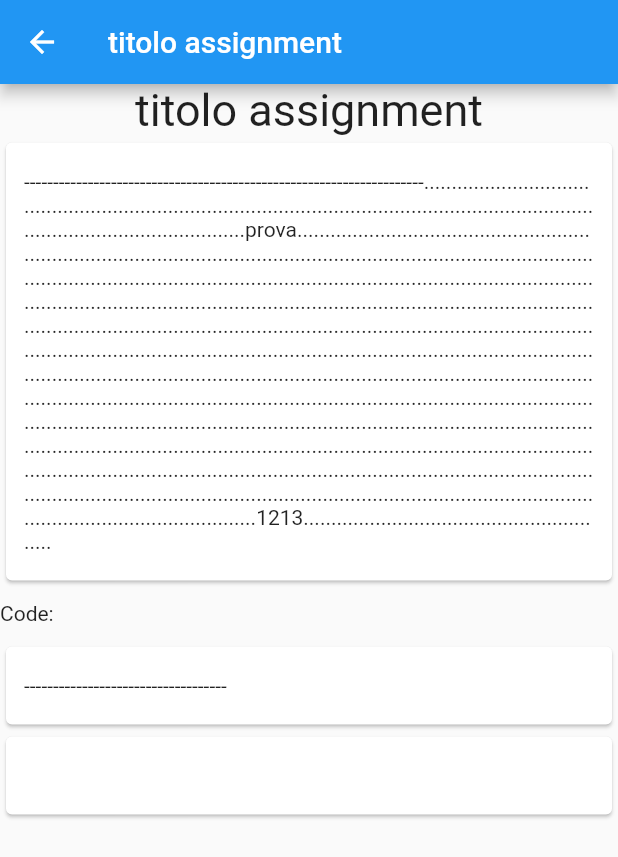
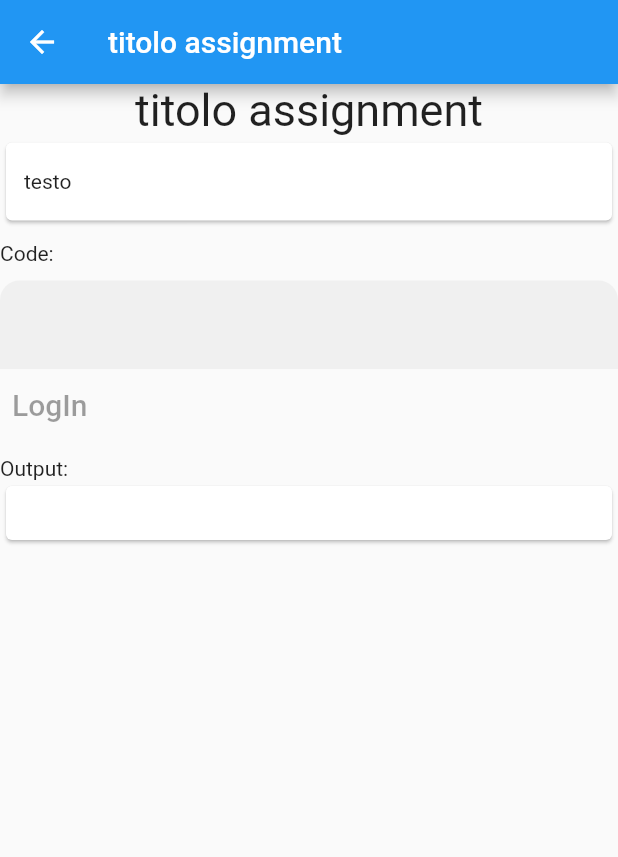
Before and after one commit to BrunoFrancesco97/Software_Architectures, a Flutter app: the AssignmentScreen screen opened directly, on a phone screen of 412 x 824 dp. Shown: the top 857 px of the screen. Run offline on Flutter 3.47's test engine with Material 2 defaults, Android fonts, the phone set to English and light mode, and no system bars; our stand-ins replace url_strategy; missing offline and left inert: adaptive_navigation, path_to_regexp, window_size.

Commit message:
Commit assigment-details textinput

```diff
--- a/Task 3/app/lib/src/screens/assignment_details.dart
+++ b/Task 3/app/lib/src/screens/assignment_details.dart
@@ -52,35 +52,7 @@ class _AssignmentScreenState extends State<AssignmentScreen> {
                               //child: BookDetailsScreen(
                                 //book: selectedBook,
                               child: Text(
-                                "-----------------------------------"
-                                    "----------------------------------"
-                                    "....................................................."
-                                    "...................................................."
-                                    "......................................................."
-                                    ".............prova............................"
-                                    "..................................."
-                                    "....................................................."
-                                    ".......................................................................""....................................................."
-                                    "...................................................."
-                                    "......................................................."
-                                    "..............................................."
-                                    "..................................."
-                                    "....................................................."
-                                    "......................................................................."
-                                    "....................................................."
-                                    "...................................................."
-                                    "......................................................."
-                                    "..............................................."
-                                    "..................................."
-                                    "....................................................."
-                                    "......................................................................."
-                                    "....................................................."
-                                    "...................................................."
-                                    "......................................................."
-                                    "..............................................."
-                                    "..................................."
-                                    "....................................................."
-                                    "..............1213........................................................."
+                                "testo"
                               )
                             //),
                           ),
@@ -95,20 +67,67 @@ class _AssignmentScreenState extends State<AssignmentScreen> {
                         ),
                       ),
                       SizedBox(height: 10),
-                    Center(
-                    child: SizedBox(
+                      Center(
+                        child: SizedBox(
+                            width: 800.0,
+                          child: TextField(
+                            keyboardType: TextInputType.multiline,
+                            maxLines: null,
+                            decoration: InputDecoration(
+                                filled: true,
+                                //fillColor: Colors.grey,
+                                border: OutlineInputBorder(
+                                  borderSide: BorderSide.none,
+                                  borderRadius: BorderRadius.only(
+                                    topLeft: const Radius.circular(13.0),
+                                    topRight: const Radius.circular(13.0),
+                                  ),
+                                ),
+                            ),
+                          )
                       //constraints: const BoxConstraints(maxWidth: 1000),
-                      width: 800.0,
+                      //width: 800.0,
                       //height: 800.0,
-                       child: const Card(
+                       /*child: const Card(
                         child: Padding(
                           padding: EdgeInsets.symmetric(vertical: 18, horizontal: 12),
                           child: Text(
                           "-----------------------------------"),
                         ),
-                          ),
+                          ),*/
                   ),
                     ),
+                    SizedBox(
+                          child: TextButton(
+                              child: Text('LogIn', style: TextStyle(fontSize: 20.0),),
+                         onPressed: null,
+                    ),
+                    ),
+                    /*SizedBox(
+                      child: const Card(
+                        child: Padding(
+                          padding: EdgeInsets.symmetric(vertical: 10, horizontal: 10),
+                          //child: Text( ""),
+                            child: ElevatedButton(
+                              style:
+
+
+                              child: const Text('Filled'),
+                            ),
+                            /*TextButton(
+                              child: Text('Compile', style: TextStyle(fontSize: 14.0),),
+                              onPressed:  null,
+                          ),*/
+                        ),
+                      ),
+                    ),*/
+                      SizedBox(height: 10),
+                      Center(
+                        child: SizedBox(
+                          width: 800.0,
+                          child: Text('Output:'),
+                        ),
+                      ),
                       Center(
                         child: SizedBox(
                           //constraints: const BoxConstraints(maxWidth: 1000),
@@ -117,7 +136,7 @@ class _AssignmentScreenState extends State<AssignmentScreen> {
                           child: const Card(
                             child: Padding(
                               padding: EdgeInsets.symmetric(vertical: 18, horizontal: 12),
-                              child: Text( ""),
+                              //child: Text( ""),
                             ),
                           ),
                         ),
```
